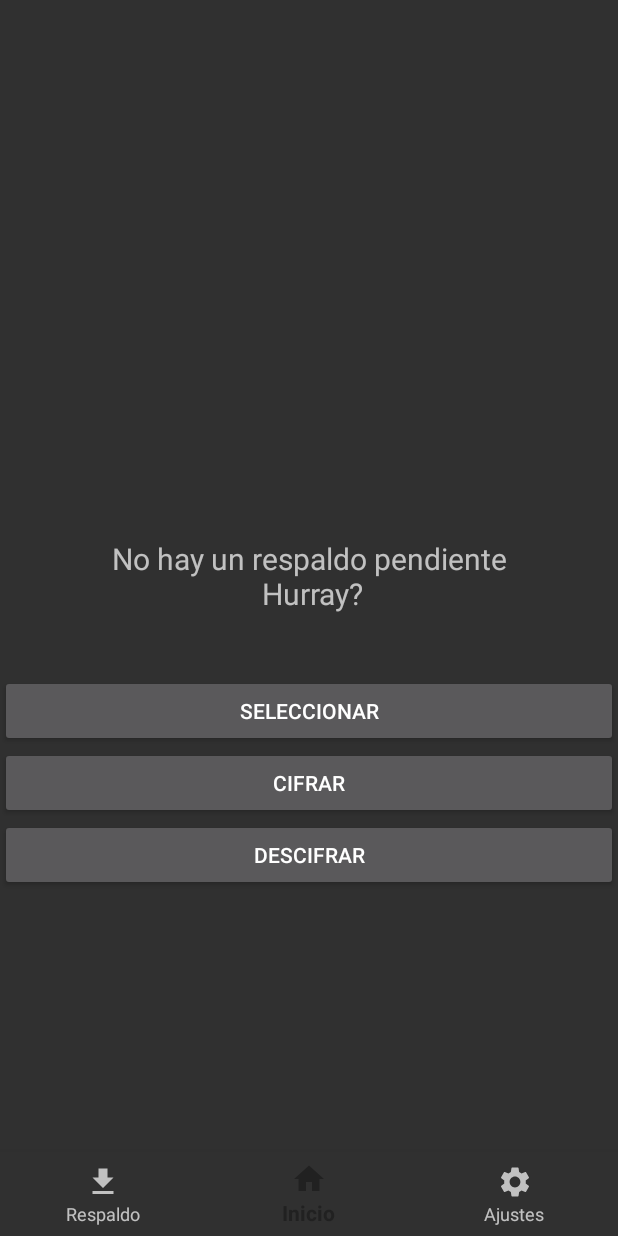
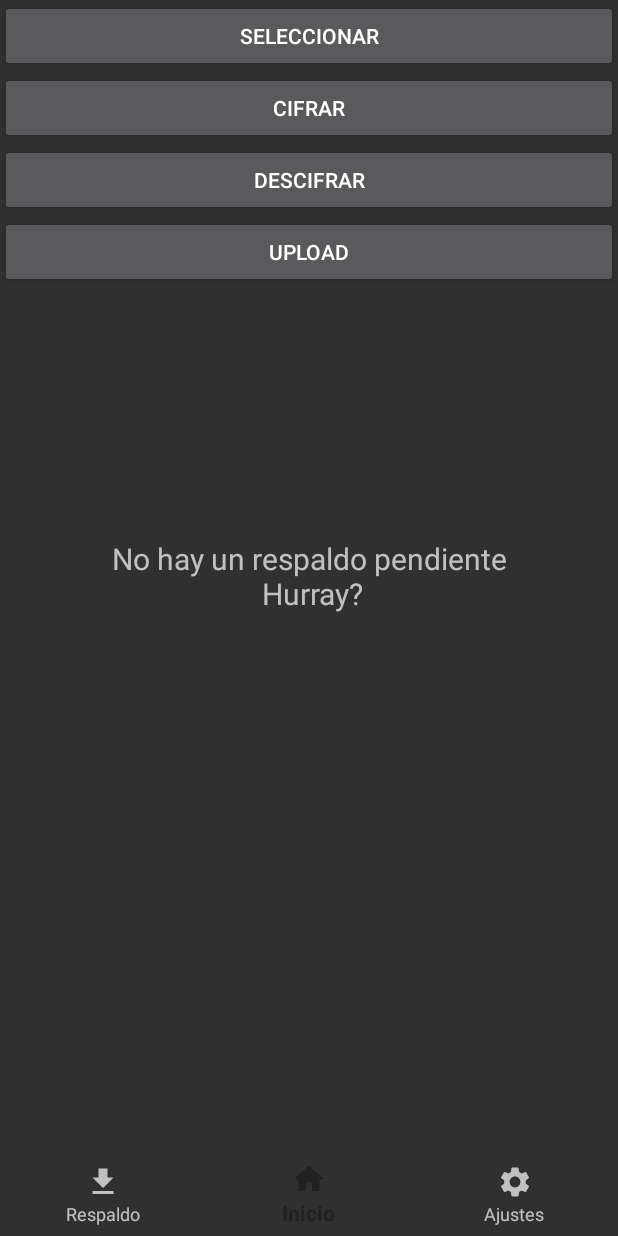
Before and after one commit to Me0089mo/EmergencyBackup, an Android app: the Home screen opened directly, with no data from a screen before it, on a phone screen of 412 x 824 dp. Run offline under Robolectric (Android 15) with nearby library versions, the phone set to English and light mode, and no system bars; libraries missing offline, so code that uses them is left out: com.auth0.android.

Commit message:
Envio de archivos

```diff
--- a/V1.0/app/build.gradle
+++ b/V1.0/app/build.gradle
@@ -40,6 +40,8 @@ dependencies {
     implementation 'androidx.lifecycle:lifecycle-extensions:2.2.0'
     implementation 'androidx.navigation:navigation-fragment-ktx:2.3.1'
     implementation 'androidx.navigation:navigation-ui-ktx:2.3.1'
+    implementation 'com.squareup.retrofit2:retrofit:2.6.1'
+    implementation 'com.squareup.retrofit2:converter-gson:2.6.1'
     implementation 'androidx.legacy:legacy-support-v4:1.0.0'
     testImplementation 'junit:junit:4.12'
     androidTestImplementation 'androidx.test:runner:1.3.0'
--- a/V1.0/app/src/main/java/com/example/emergencybackupv10/SignUp.kt
+++ b/V1.0/app/src/main/java/com/example/emergencybackupv10/SignUp.kt
@@ -5,7 +5,6 @@ import android.content.Intent
 import android.content.SharedPreferences
 import android.os.Bundle
 import android.text.TextUtils
-import android.util.Log
 import android.util.Patterns
 import android.view.View
 import androidx.appcompat.app.AppCompatActivity
@@ -13,8 +12,7 @@ import androidx.preference.PreferenceManager
 import com.android.volley.RequestQueue
 import com.android.volley.Response
 import com.android.volley.toolbox.StringRequest
-import com.auth0.android.jwt.JWT
-import kotlinx.android.synthetic.main.activity_login.*
+import com.example.emergencybackupv10.utils.AlertUtils
 import kotlinx.android.synthetic.main.activity_signup.*
 
 
--- /dev/null
+++ b/V1.0/app/src/main/java/com/example/emergencybackupv10/networking/Customresponse.kt
@@ -0,0 +1,5 @@
+package com.example.emergencybackupv10.networking
+
+data class Customresponse (
+    val error: Boolean,
+    val message: String)
--- /dev/null
+++ b/V1.0/app/src/main/java/com/example/emergencybackupv10/networking/Upload.kt
@@ -0,0 +1,18 @@
+
+import com.example.emergencybackupv10.networking.Customresponse
+import okhttp3.RequestBody
+import retrofit2.Call
+import retrofit2.http.Header
+import retrofit2.http.Multipart
+import retrofit2.http.POST
+import retrofit2.http.Part
+
+interface Upload {
+    @Multipart
+    @POST("/api/upload")
+    fun upload(
+        @Header("Authorization") authorization: String?,
+        @Part("file") file: RequestBody?,
+        @Part("name") fname: RequestBody?,
+        @Part("id") id: RequestBody?): Call<Customresponse>
+}
--- a/V1.0/app/src/main/java/com/example/emergencybackupv10/AlertUtils.kt
+++ b/V1.0/app/src/main/java/com/example/emergencybackupv10/utils/AlertUtils.kt
@@ -1,4 +1,4 @@
-package com.example.emergencybackupv10
+package com.example.emergencybackupv10.utils
 
 import android.content.Context
 import android.view.Gravity
--- a/V1.0/app/src/main/res/layout/fragment_home.xml
+++ b/V1.0/app/src/main/res/layout/fragment_home.xml
@@ -15,7 +15,6 @@
             android:onClick="pickDir"
             android:layout_width="match_parent"
             android:layout_height="wrap_content"
-            android:layout_marginTop="450dp"
             android:text="@string/button_seleccionar" />
 
         <Button
@@ -31,6 +30,13 @@
             android:layout_height="wrap_content"
             android:onClick="decipherData"
             android:text="@string/button_descifrar" />
+
+        <Button
+            android:id="@+id/btnUpload"
+            android:layout_width="match_parent"
+            android:layout_height="wrap_content"
+            android:onClick="uploadBackup"
+            android:text="Upload" />
     </LinearLayout>
 
     <TextView
```
Also changed, not shown: V1.0/app/src/main/java/com/example/emergencybackupv10/Home.kt (+52 -1 lines), V1.0/app/src/main/java/com/example/emergencybackupv10/Login.kt (+9 -11 lines).
